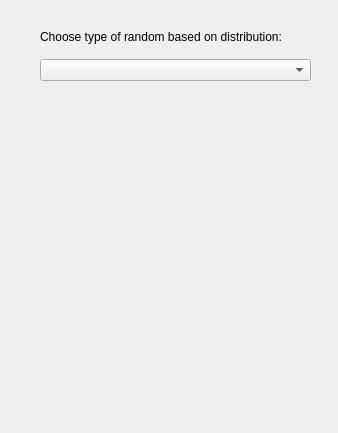
dthung1602/NetworkVisualization, file resource/gui/RandomDialog.ui: the form before one commit.
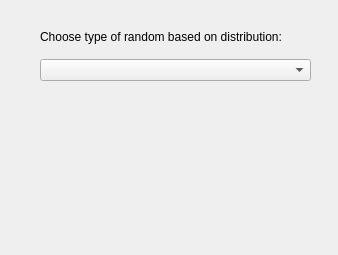
The form after the commit.

Commit message: Link RandomDialog to ConstraintDialog

Diff of the .ui file:
```diff
--- a/resource/gui/RandomDialog.ui
+++ b/resource/gui/RandomDialog.ui
@@ -7,7 +7,7 @@
     <x>0</x>
     <y>0</y>
     <width>338</width>
-    <height>433</height>
+    <height>255</height>
    </rect>
   </property>
   <property name="windowTitle">
@@ -41,7 +41,7 @@
      <x>40</x>
      <y>90</y>
      <width>271</width>
-     <height>321</height>
+     <height>151</height>
     </rect>
    </property>
    <layout class="QVBoxLayout" name="randomLayout"/>
```
Left out of the diff: 4 changed lines with no effect on the pictures. The commit also changes 2 other files.
